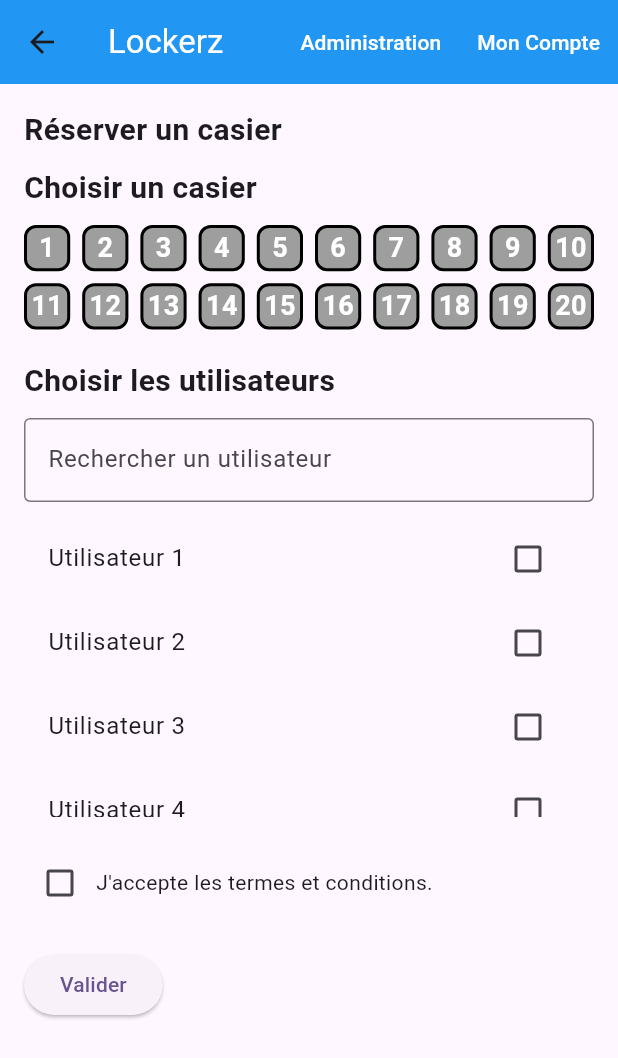
After one commit to HugoM38/lockerz, a Flutter app: the HomePage screen opened by its route, on a phone screen of 412 x 824 dp. The commit adds this screen. Shown: the top 1058 px of the screen. Run offline on Flutter 3.47's test engine with Material 3 defaults, Android fonts, the phone set to English and light mode, and no system bars; our stand-ins replace fluttertoast, shared_preferences; missing offline and left inert: dart:ffi; accounts and stored records are empty.

Commit message:
Feat: User home page front

```diff
--- a/lib/main.dart
+++ b/lib/main.dart
@@ -1,5 +1,6 @@
 import 'package:flutter/material.dart';
 import 'package:lockerz/views/edit_account_page.dart';
+import 'package:lockerz/views/user/home_page.dart';
 import 'views/login_view.dart';
 import 'views/signup_view.dart';
 
@@ -21,6 +22,7 @@ class MyApp extends StatelessWidget {
         '/login': (context) => LoginView(),
         '/signup': (context) => SignupView(),
         '/account': (context)=> EditAccountPage(),
+        '/home': (context)=> HomePage(),
       },
     );
   }
--- /dev/null
+++ b/lib/views/user/home_page.dart
@@ -0,0 +1,218 @@
+import 'package:flutter/material.dart';
+import 'package:lockerz/views/shared/navbar.dart';
+
+class HomePage extends StatefulWidget {
+  const HomePage({super.key});
+
+  @override
+  _HomePageState createState() => _HomePageState();
+}
+
+class _HomePageState extends State<HomePage> {
+  final _formKey = GlobalKey<FormState>();
+  int? _selectedLocker;
+  List<String> _selectedUsers = [];
+  List<String> _filteredUsers = [];
+  String _searchQuery = '';
+  bool _termsAccepted = false;
+
+  // Simulated list of users
+  final List<String> _users = [
+    'Utilisateur 1',
+    'Utilisateur 2',
+    'Utilisateur 3',
+    'Utilisateur 4',
+    'Utilisateur 5',
+    'Utilisateur 6',
+    'Utilisateur 7',
+    'Utilisateur 8',
+    'Utilisateur 9',
+    'Utilisateur 10',
+    'Utilisateur 11',
+    'Utilisateur 12',
+  ];
+
+  @override
+  void initState() {
+    super.initState();
+    _filteredUsers = _users;
+  }
+
+  void _updateSearchQuery(String query) {
+    setState(() {
+      _searchQuery = query;
+      _filteredUsers = _users
+          .where((user) => user.toLowerCase().contains(query.toLowerCase()))
+          .toList();
+    });
+  }
+
+  void _onUserSelected(String user, bool isSelected) {
+    setState(() {
+      if (isSelected) {
+        if (_selectedUsers.length < 4) {
+          _selectedUsers.add(user);
+        }
+      } else {
+        _selectedUsers.remove(user);
+      }
+    });
+  }
+
+  void _submitForm() {
+    if (_formKey.currentState?.validate() ?? false) {
+      if (_selectedLocker == null) {
+        ScaffoldMessenger.of(context).showSnackBar(
+          const SnackBar(content: Text('Veuillez sélectionner un casier.')),
+        );
+        return;
+      }
+      if (_selectedUsers.isEmpty) {
+        ScaffoldMessenger.of(context).showSnackBar(
+          const SnackBar(content: Text('Veuillez sélectionner au moins un utilisateur.')),
+        );
+        return;
+      }
+      if (!_termsAccepted) {
+        ScaffoldMessenger.of(context).showSnackBar(
+          const SnackBar(content: Text('Veuillez accepter les termes d\'utilisation.')),
+        );
+        return;
+      }
+
+      // Print the selected values
+      print('Casier sélectionné : $_selectedLocker');
+      print('Utilisateurs sélectionnés : $_selectedUsers');
+      print('Termes acceptés : $_termsAccepted');
+
+      // Process the form submission
+      ScaffoldMessenger.of(context).showSnackBar(
+        const SnackBar(content: Text('Formulaire soumis avec succès!')),
+      );
+    }
+  }
+
+  @override
+  Widget build(BuildContext context) {
+    return Scaffold(
+      appBar: const NavBar(),
+      body: Padding(
+        padding: const EdgeInsets.all(16.0),
+        child: ListView(
+          children: <Widget>[
+            Form(
+              key: _formKey,
+              child: Column(
+                crossAxisAlignment: CrossAxisAlignment.start,
+                children: <Widget>[
+                  const Text(
+                    'Réserver un casier',
+                    style: TextStyle(fontSize: 20, fontWeight: FontWeight.bold),
+                  ),
+                  const SizedBox(height: 10),
+                  const Text(
+                    'Choisir un casier',
+                    style: TextStyle(fontSize: 20, fontWeight: FontWeight.bold),
+                  ),
+                  const SizedBox(height: 10),
+                  GridView.builder(
+                    shrinkWrap: true,
+                    gridDelegate: const SliverGridDelegateWithFixedCrossAxisCount(
+                      crossAxisCount: 10, // Nombre de colonnes
+                      crossAxisSpacing: 8.0,
+                      mainAxisSpacing: 8.0,
+                      childAspectRatio: 1.0,
+                    ),
+                    itemCount: 20, // Nombre de casiers
+                    itemBuilder: (BuildContext context, int index) {
+                      return GestureDetector(
+                        onTap: () {
+                          setState(() {
+                            _selectedLocker = index + 1;
+                          });
+                        },
+                        child: Container(
+                          decoration: BoxDecoration(
+                            color: _selectedLocker == index + 1 ? Colors.blue : Colors.grey,
+                            borderRadius: BorderRadius.circular(8.0),
+                            border: Border.all(
+                              color: _selectedLocker == index + 1 ? Colors.red : Colors.black,
+                              width: 2.0,
+                            ),
+                          ),
+                          child: Center(
+                            child: Text(
+                              '${index + 1}',
+                              style: const TextStyle(
+                                fontSize: 18,
+                                fontWeight: FontWeight.bold,
+                                color: Colors.white,
+                              ),
+                            ),
+                          ),
+                        ),
+                      );
+                    },
+                  ),
+                  const SizedBox(height: 20),
+                  const Text(
+                    'Choisir les utilisateurs',
+                    style: TextStyle(fontSize: 20, fontWeight: FontWeight.bold),
+                  ),
+                  const SizedBox(height: 10),
+                  TextField(
+                    decoration: const InputDecoration(
+                      labelText: 'Rechercher un utilisateur',
+                      border: OutlineInputBorder(),
+                    ),
+                    onChanged: _updateSearchQuery,
+                  ),
+                  const SizedBox(height: 10),
+                  Container(
+                    height: 200, // Adjust height as needed
+                    child: ListView(
+                      children: _filteredUsers.map((user) {
+                        final isSelected = _selectedUsers.contains(user);
+                        return CheckboxListTile(
+                          title: Text(user),
+                          value: isSelected,
+                          onChanged: _selectedUsers.length < 4 || isSelected
+                              ? (value) => _onUserSelected(user, value!)
+                              : null,
+                        );
+                      }).toList(),
+                    ),
+                  ),
+                  const SizedBox(height: 20),
+                  Row(
+                    children: [
+                      Checkbox(
+                        value: _termsAccepted,
+                        onChanged: (bool? value) {
+                          setState(() {
+                            _termsAccepted = value ?? false;
+                          });
+                        },
+                      ),
+                      const Expanded(
+                        child: Text(
+                          'J\'accepte les termes et conditions.',
+                          overflow: TextOverflow.ellipsis,
+                        ),
+                      ),
+                    ],
+                  ),
+                  const SizedBox(height: 20),
+                  ElevatedButton(
+                    onPressed: _submitForm,
+                    child: const Text('Valider'),
+                  ),
+                ],
+              ),
+            ),
+          ],
+        ),
+      ),
+    );
+  }
+}
```
Also changed, not shown: lib/services/user_service.dart (+43 -0 lines), lib/services/locker_service.dart (added).
